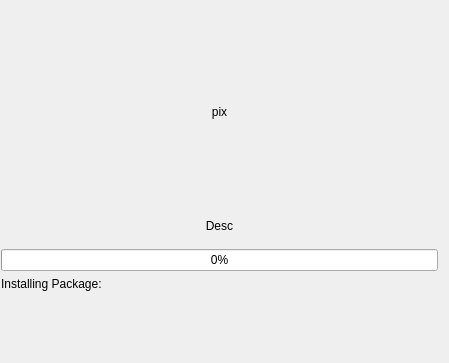
First picture: the form in yali4/gui/Ui/installwidget.ui, repository dadas45li/yali, before the edit.
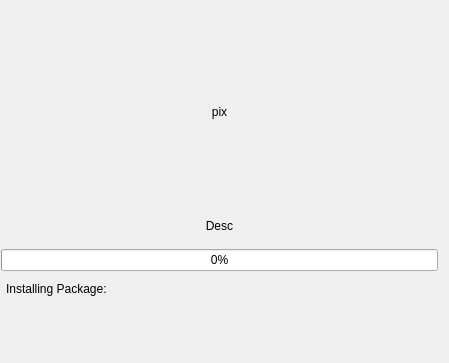
Second picture: the form after the edit.

The edit to the form file:
```diff
--- a/yali4/gui/Ui/installwidget.ui
+++ b/yali4/gui/Ui/installwidget.ui
@@ -130,6 +130,9 @@
      <property name="wordWrap" >
       <bool>true</bool>
      </property>
+     <property name="indent" >
+      <number>5</number>
+     </property>
     </widget>
    </item>
   </layout>
```
Left out of the diff: 8 changed lines with no effect on the pictures.
